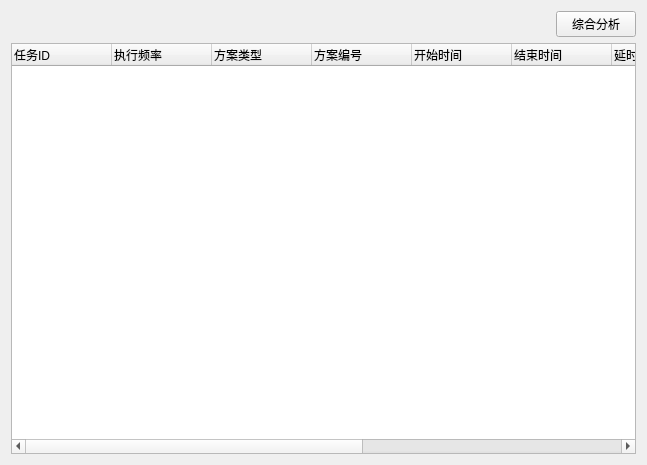
Before: the Qt Designer form CollectionMonitoringClassObject.ui in qwerttqq95/698SP_CL, drawn with Qt 5.
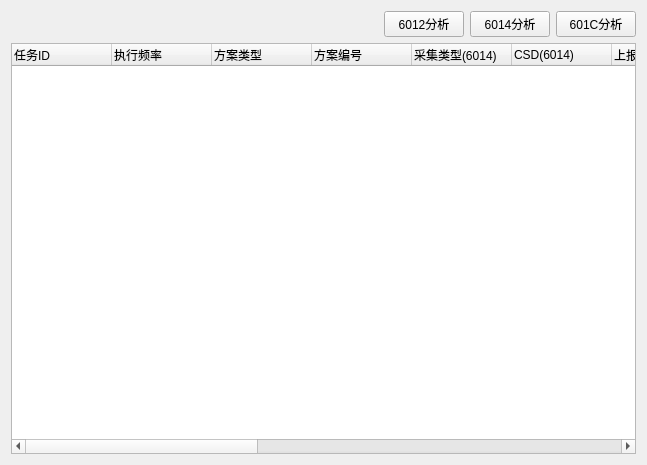
After: the same form once the commit is applied.

```diff
--- a/CollectionMonitoringClassObject.ui
+++ b/CollectionMonitoringClassObject.ui
@@ -38,7 +38,21 @@
         </sizepolicy>
        </property>
        <property name="text">
-        <string>综合分析</string>
+        <string>6012分析</string>
+       </property>
+      </widget>
+     </item>
+     <item>
+      <widget class="QPushButton" name="pushButton_3">
+       <property name="text">
+        <string>6014分析</string>
+       </property>
+      </widget>
+     </item>
+     <item>
+      <widget class="QPushButton" name="pushButton_2">
+       <property name="text">
+        <string>601C分析</string>
        </property>
       </widget>
      </item>
@@ -66,6 +80,31 @@
        <string>方案编号</string>
       </property>
      </column>
+     <column>
+      <property name="text">
+       <string>采集类型(6014)</string>
+      </property>
+     </column>
+     <column>
+      <property name="text">
+       <string>CSD(6014)</string>
+      </property>
+     </column>
+     <column>
+      <property name="text">
+       <string>上报类型(601C)</string>
+      </property>
+     </column>
+     <column>
+      <property name="text">
+       <string>电能表集合</string>
+      </property>
+     </column>
+     <column>
+      <property name="text">
+       <string>存储时标</string>
+      </property>
+     </column>
      <column>
       <property name="text">
        <string>开始时间</string>
```
